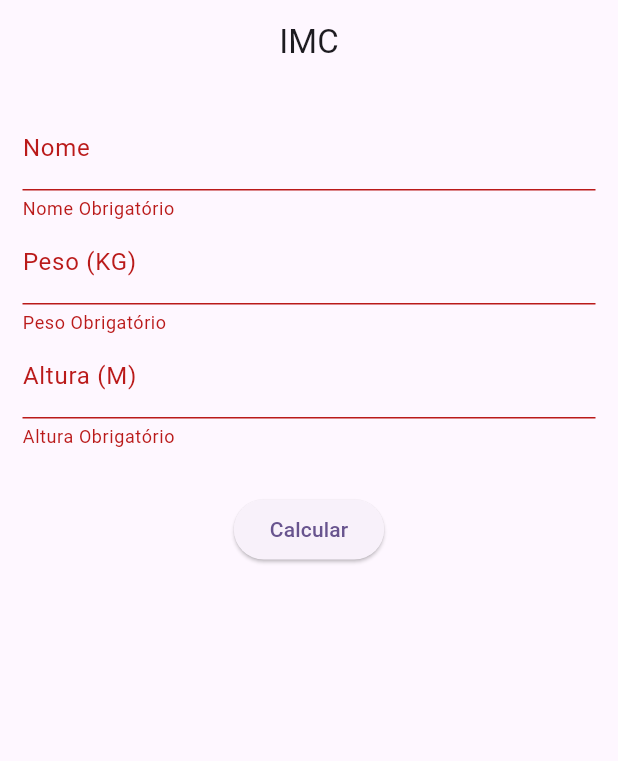
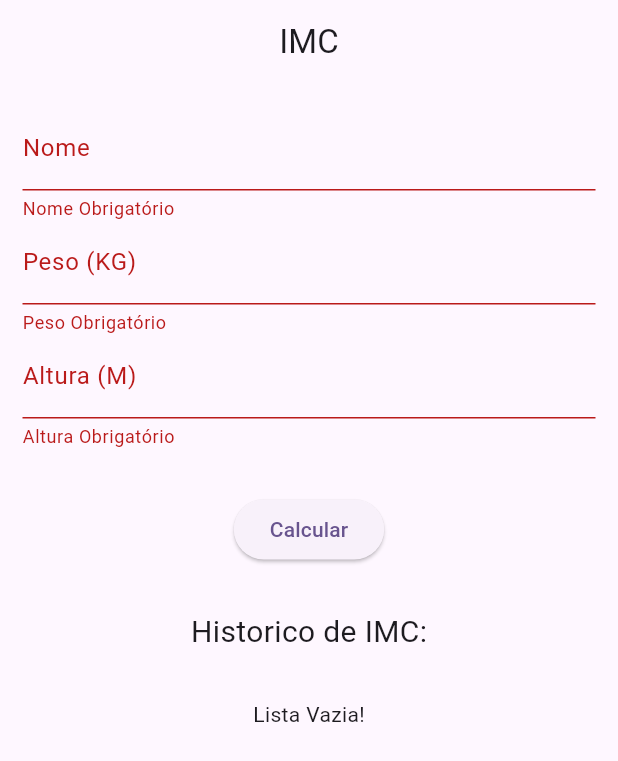
Before and after one commit to CharlestonRibeiro/Flutter-IMC-Challenge, a Flutter app: the screen it shows after launch, after a tap on "Calcular", on a phone screen of 412 x 824 dp. Shown: the top 761 px of the screen. Run offline on Flutter 3.47's test engine with Material 2 defaults, Android fonts, the light colour scheme and no system bars.

Commit message:
feat - feature list

```diff
--- a/lib/src/controllers/imc_controller.dart
+++ b/lib/src/controllers/imc_controller.dart
@@ -1,6 +1,16 @@
+import 'package:flutter/material.dart';
 import 'package:imc_challenge/src/models/person_model.dart';
 
-class ImcService {
+class ImcController extends ChangeNotifier {
+
+  final List listIMC = [];
+
+
+  void addIMC(String item) {
+    listIMC.add(item);
+    notifyListeners();
+  }
+
   double calculateIMC({required PersonModel personModel}) {
     double imc = personModel.weight / (personModel.height * personModel.height);
     return double.parse(imc.toStringAsFixed(1));
@@ -8,12 +18,19 @@ class ImcService {
 
   String interpretIMC({required double imc, required String name}) {
     if (imc < 18.5) {
+      addIMC('IMC: $imc. $name vc está abaixo do peso.');
       return 'IMC: $imc. $name vc está abaixo do peso.';
+
     } else if (imc >= 18.5 && imc < 24.9) {
+      addIMC('IMC: $imc. $name vc está com o peso normal.');
       return 'IMC: $imc. $name vc está com o peso normal.';
+
     } else if (imc >= 25 && imc < 29.9) {
+      addIMC('IMC: $imc. $name vc está com sobrepeso.');
       return 'IMC: $imc. $name vc está com sobrepeso.';
+
     } else {
+      addIMC('IMC: $imc. $name vc está com obesidade.');
       return 'IMC: $imc. $name vc está com obesidade.';
     }
   }
--- a/lib/src/imc_challenge.dart
+++ b/lib/src/imc_challenge.dart
@@ -14,6 +14,7 @@ class MyApp extends StatelessWidget {
         useMaterial3: true,
       ),
       home: const HomePage(),
+      initialRoute: HomePage.route,
     );
   }
 }
--- a/lib/src/pages/home_page.dart
+++ b/lib/src/pages/home_page.dart
@@ -4,6 +4,8 @@ import 'package:imc_challenge/src/models/person_model.dart';
 
 class HomePage extends StatefulWidget {
   const HomePage({super.key});
+
+  static const route = 'HomePage';
 
   @override
   State<HomePage> createState() => _HomePageState();
@@ -14,7 +16,7 @@ class _HomePageState extends State<HomePage> {
   final name = TextEditingController();
   final weight = TextEditingController();
   final height = TextEditingController();
-  final imcService = ImcService();
+  final imcController = ImcController();
 
   @override
   void dispose() {
@@ -30,7 +32,8 @@ class _HomePageState extends State<HomePage> {
       appBar: AppBar(
         title: const Center(child: Text('IMC')),
       ),
-      body: Form(
+      body: SingleChildScrollView(
+        child: Form(
           key: _formKey,
           child: Padding(
             padding: const EdgeInsets.all(15.0),
@@ -78,9 +81,9 @@ class _HomePageState extends State<HomePage> {
                           height: double.parse(height.text),
                           weight: double.parse(weight.text));
                       final imc =
-                        imcService.calculateIMC(personModel: personModel);
+                          imcController.calculateIMC(personModel: personModel);
                       final result =
-                        imcService.interpretIMC(imc: imc, name: name.text);
+                          imcController.interpretIMC(imc: imc, name: name.text);
                       showDialog<String>(
                         context: context,
                         builder: (BuildContext context) => AlertDialog(
@@ -99,7 +102,28 @@ class _HomePageState extends State<HomePage> {
                   },
                   child: const Text('Calcular'),
                 ),
+                const SizedBox(height: 30),
+                const Text(
+                  'Historico de IMC:',
+                  style: TextStyle(fontSize: 20),
+                ),
+                const SizedBox(height: 30),
+                AnimatedBuilder(
+                  animation: imcController,
+                  builder: (BuildContext context, Widget? child) {
+                    return Column(
+                      children: imcController.listIMC.isEmpty
+                          ? [const Text('Lista Vazia!')]
+                          : imcController.listIMC.map((item) {
+                              return ListTile(
+                                title: Text(item),
+                              );
+                            }).toList(),
+                    );
+                  },
+                ),
               ],
+            ),
           ),
         ),
       ),
```
Also changed, not shown: assets/3.png (added), 1 other file. Lines whose indentation alone changed are shown as unchanged.
